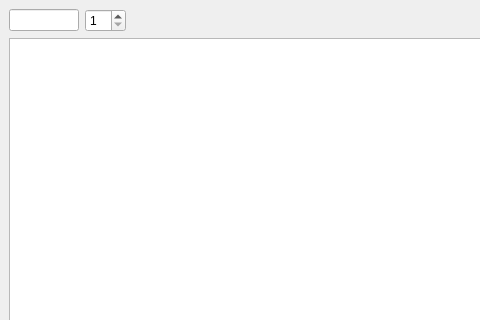
Qt form mainwindow.ui (JakubSekula/ICP-projekt) before a commit; both pictures show x 0 to 480 and y 0 to 320 of the 800 by 600 pixel window.
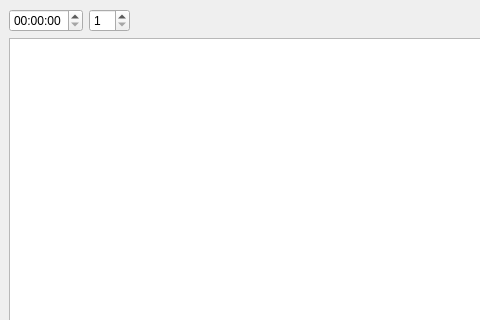
The same form after that commit.

Commit message: Busees are starting at given time

Diff of the .ui file:
```diff
--- a/mainwindow.ui
+++ b/mainwindow.ui
@@ -31,14 +31,7 @@
     <item row="0" column="0">
      <layout class="QHBoxLayout" name="horizontalLayout">
       <item>
-       <widget class="QLineEdit" name="lineEdit">
-        <property name="maximumSize">
-         <size>
-          <width>70</width>
-          <height>16777215</height>
-         </size>
-        </property>
-       </widget>
+       <widget class="QTimeEdit" name="lineEdit"/>
       </item>
       <item>
        <widget class="QSpinBox" name="speeder">
```
Left out of the diff: 12 changed lines with no effect on the pictures. The commit also changes 12 other files.
